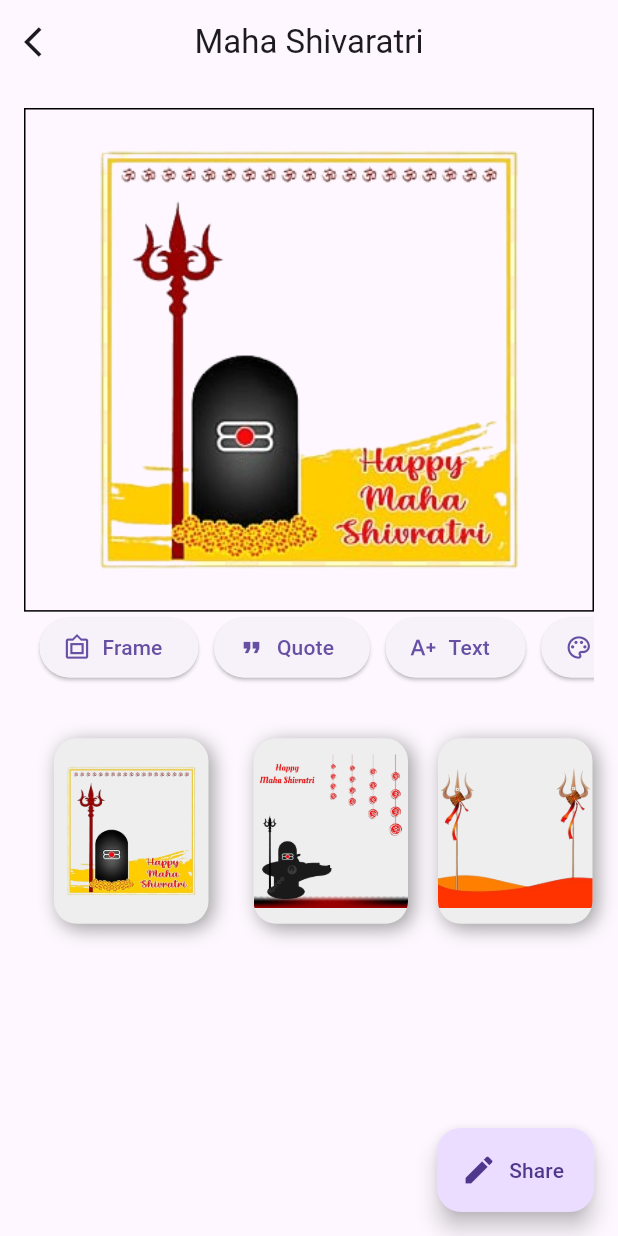
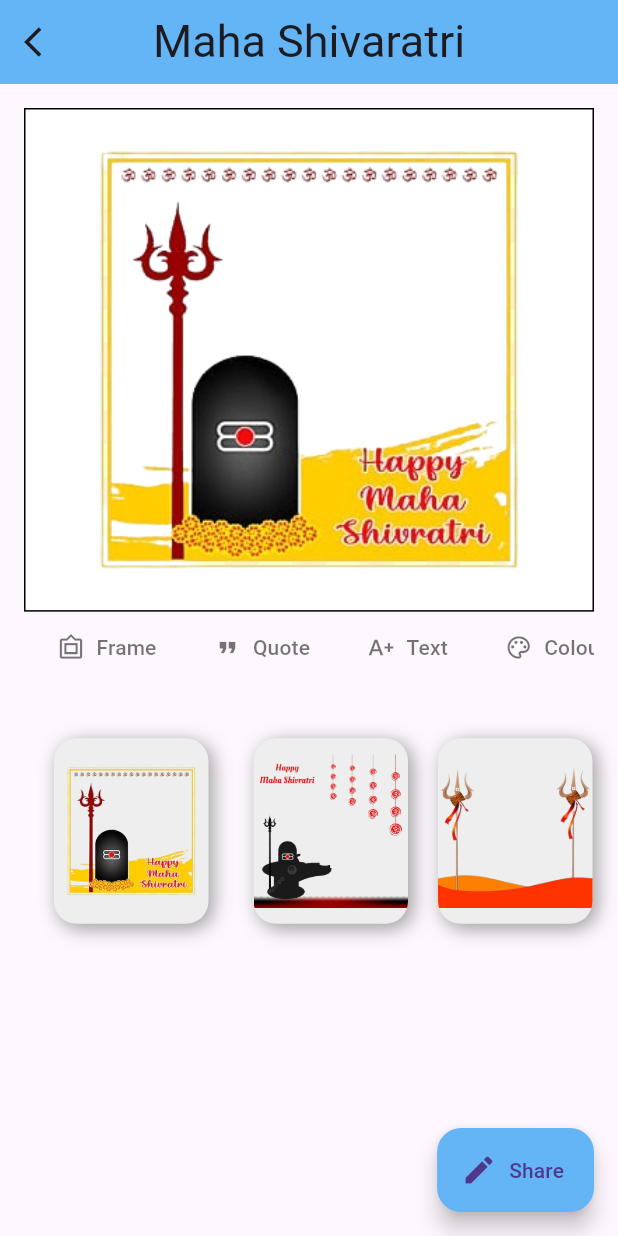
Before and after one commit to IamSmitChitroda/festival_post, a Flutter app: the screen it shows after launch, after a tap on "Maha Shivaratri", on a phone screen of 412 x 824 dp. Run offline on Flutter 3.47's test engine with Material 3 defaults, Android fonts, the light colour scheme and no system bars; our stand-ins replace carousel_slider, google_fonts, image_gallery_saver; missing offline and left inert: cyclop, share_extend; network calls fail; Roboto replaces fonts that are missing (Aladin).

Commit message:
05/04/2024

```diff
--- a/lib/headers.dart
+++ b/lib/headers.dart
@@ -16,3 +16,5 @@ export 'package:image_gallery_saver/image_gallery_saver.dart';
 export 'package:path_provider/path_provider.dart';
 export 'dart:io';
 export 'dart:math';
+export 'package:cyclop/cyclop.dart';
+export 'package:share_extend/share_extend.dart';
--- a/lib/pages/detail_page/detail_page.dart
+++ b/lib/pages/detail_page/detail_page.dart
@@ -1,9 +1,7 @@
 import 'dart:ui' as ui;
-
-import 'package:cyclop/cyclop.dart';
 import 'package:festival_post/headers.dart';
-import 'package:flex_color_picker/flex_color_picker.dart';
-import 'package:share_extend/share_extend.dart';
+import 'package:flutter/cupertino.dart';
+import 'package:google_fonts/google_fonts.dart';
 
 class DetailPage extends StatefulWidget {
   const DetailPage({super.key});
@@ -43,7 +41,6 @@ class _DetailPageState extends State<DetailPage> {
   @override
   void initState() {
     Globals.instance.reset();
-
     super.initState();
   }
 
@@ -55,28 +52,36 @@ class _DetailPageState extends State<DetailPage> {
     return EyeDrop(
       child: Scaffold(
         appBar: AppBar(
+          backgroundColor: Colors.blue.shade300,
           leading: IconButton(
             onPressed: () => Navigator.pop(context),
             icon: const Icon(Icons.arrow_back_ios),
           ),
           centerTitle: true,
-          title: Text(data.name),
+          title: Text(
+            data.name,
+            style: GoogleFonts.aladin(textStyle: const TextStyle(fontSize: 30)),
+          ),
         ),
         body: Padding(
           padding: const EdgeInsets.all(16),
           child: Column(
             children: [
+              // Image
               Expanded(
                 child: RepaintBoundary(
                   key: widgetKey,
                   child: Container(
                     width: size.width,
                     decoration: BoxDecoration(
+                      color: Colors.white,
                       border: Border.all(),
                       image: DecorationImage(
-                        image: AssetImage((selectedImage != null)
-                            ? selectedImage!
-                            : data.frame[0]),
+                        image: AssetImage(
+                          (selectedImage != null)
+                              ? selectedImage!
+                              : data.frame[0],
+                        ),
                       ),
                     ),
                     child: GestureDetector(
@@ -120,10 +125,12 @@ class _DetailPageState extends State<DetailPage> {
                         child: Center(
                           child: Text(
                             quote,
-                            textAlign: TextAlign.center,
+                            textAlign: Globals.instance.quoteTextAlignment,
                             style: TextStyle(
                               fontSize: Globals.instance.size,
                               color: Globals.instance.quoteTextColor,
+                              letterSpacing:
+                                  Globals.instance.quotelettringSpacing,
                             ),
                           ),
                         ),
@@ -140,38 +147,64 @@ class _DetailPageState extends State<DetailPage> {
                     SizedBox(
                       width: size.width * 0.025,
                     ),
-                    ElevatedButton.icon(
+                    TextButton.icon(
                       onPressed: () =>
                           setState(() => Globals.instance.index = 0),
-                      label: const Text("Frame"),
-                      icon: const Icon(Icons.filter_frames_outlined),
+                      label: const Text(
+                        "Frame",
+                        style: TextStyle(color: Colors.black54),
+                      ),
+                      icon: const Icon(
+                        Icons.filter_frames_outlined,
+                        color: Colors.black54,
+                      ),
                     ),
                     SizedBox(
                       width: size.width * 0.025,
                     ),
-                    ElevatedButton.icon(
+                    TextButton.icon(
                       onPressed: () =>
                           setState(() => Globals.instance.index = 1),
-                      label: const Text("Quote"),
-                      icon: const Icon(Icons.format_quote),
+                      label: const Text(
+                        "Quote",
+                        style: TextStyle(color: Colors.black54),
+                      ),
+                      icon: const Icon(
+                        Icons.format_quote,
+                        color: Colors.black54,
+                      ),
                     ),
                     SizedBox(
                       width: size.width * 0.025,
                     ),
-                    ElevatedButton.icon(
+                    TextButton.icon(
                       onPressed: () =>
                           setState(() => Globals.instance.index = 2),
-                      label: const Text("Text"),
-                      icon: const Icon(Icons.text_increase),
+                      label: const Text(
+                        "Text",
+                        style: TextStyle(color: Colors.black54),
+                      ),
+                      icon: const Icon(
+                        Icons.text_increase,
+                        color: Colors.black54,
+                      ),
                     ),
                     SizedBox(
                       width: size.width * 0.025,
                     ),
-                    ElevatedButton.icon(
+                    TextButton.icon(
                       onPressed: () =>
                           setState(() => Globals.instance.index = 3),
-                      label: const Text("Colour"),
-                      icon: const Icon(Icons.color_lens_outlined),
+                      label: const Text(
+                        "Colour",
+                        style: TextStyle(
+                          color: Colors.black54,
+                        ),
+                      ),
+                      icon: const Icon(
+                        Icons.color_lens_outlined,
+                        color: Colors.black54,
+                      ),
                     ),
                     SizedBox(
                       width: size.width * 0.025,
@@ -256,17 +289,92 @@ class _DetailPageState extends State<DetailPage> {
                               )
                               .toList(),
                         ]),
-                    // TextSize
-                    Center(
-                      child: Slider(
-                        min: 10,
-                        max: 50,
-                        value: Globals.instance.size,
-                        onChanged: (val) {
-                          Globals.instance.size = val;
-                          setState(() {});
-                        },
-                      ),
+                    // TextProperty
+                    ListView(
+                      children: [
+                        // FontSize
+                        Row(
+                          mainAxisAlignment: MainAxisAlignment.spaceEvenly,
+                          children: [
+                            IconButton(
+                              onPressed: () {
+                                Globals.instance.size += 3;
+                                setState(() {});
+                              },
+                              icon: const Icon(CupertinoIcons.plus_app),
+                            ),
+                            const Text(
+                              "Font Size: ",
+                              style: TextStyle(
+                                fontSize: 20,
+                              ),
+                            ),
+                            IconButton(
+                              onPressed: () {
+                                Globals.instance.size -= 3;
+                                setState(() {});
+                              },
+                              icon: const Icon(CupertinoIcons.minus_rectangle),
+                            ),
+                          ],
+                        ),
+                        // FontAlignment
+                        Row(
+                          mainAxisAlignment: MainAxisAlignment.spaceEvenly,
+                          children: [
+                            IconButton(
+                              onPressed: () {
+                                Globals.instance.quoteTextAlignment =
+                                    TextAlign.left;
+                                setState(() {});
+                              },
+                              icon: const Icon(Icons.format_align_left),
+                            ),
+                            IconButton(
+                              onPressed: () {
+                                Globals.instance.quoteTextAlignment =
+                                    TextAlign.center;
+                                setState(() {});
+                              },
+                              icon: const Icon(Icons.format_align_center),
+                            ),
+                            IconButton(
+                              onPressed: () {
+                                Globals.instance.quoteTextAlignment =
+                                    TextAlign.right;
+                                setState(() {});
+                              },
+                              icon: const Icon(Icons.format_align_right),
+                            ),
+                          ],
+                        ),
+                        // FontLetterSpacing
+                        Row(
+                          mainAxisAlignment: MainAxisAlignment.spaceEvenly,
+                          children: [
+                            IconButton(
+                              onPressed: () {
+                                Globals.instance.quotelettringSpacing += 1;
+                                setState(() {});
+                              },
+                              icon: const Icon(CupertinoIcons.plus_app),
+                            ),
+                            const Text(
+                              "Letter Spacing",
+                              style: TextStyle(
+                                fontSize: 20,
+                              ),
+                            ),
+                            IconButton(
+                              onPressed: () {
+                                Globals.instance.quotelettringSpacing -= 1;
+                                setState(() {});
+                              },
+                              icon: const Icon(CupertinoIcons.minus_rectangle),
+                            ),
+                          ],
+                        ),
+                      ],
                     ),
                     // Colour_Picker
                     Column(
@@ -328,6 +436,7 @@ class _DetailPageState extends State<DetailPage> {
           ),
         ),
         floatingActionButton: FloatingActionButton.extended(
+          backgroundColor: Colors.blue.shade300,
           onPressed: () {
             showDialog(
               context: context,
--- a/lib/pages/home_page/home_page.dart
+++ b/lib/pages/home_page/home_page.dart
@@ -1,4 +1,5 @@
 import 'package:festival_post/headers.dart';
+import 'package:google_fonts/google_fonts.dart';
 
 class HomePage extends StatefulWidget {
   const HomePage({super.key});
@@ -12,16 +13,20 @@ class _HomePageState extends State<HomePage> {
   Widget build(BuildContext context) {
     return Scaffold(
       appBar: AppBar(
+        backgroundColor: Colors.blue.shade300,
         centerTitle: true,
-        title: const Text("Festivals"),
+        title: Text(
+          "Festivals",
+          style: GoogleFonts.aladin(textStyle: TextStyle(fontSize: 40)),
         ),
-      // ==============================================================
+      ),
       body: Column(
         children: [
           // SearchBar
           const Padding(
             padding: EdgeInsets.all(16),
             child: SearchBar(
+              hintText: "Search here",
               leading: Icon(Icons.search),
             ),
           ),
@@ -80,28 +85,30 @@ class _HomePageState extends State<HomePage> {
             child: Padding(
               padding: const EdgeInsets.all(16),
               child: ListView(
-                children: [
-                  ...festivalData.festivals
+                physics: const BouncingScrollPhysics(),
+                children: festivalData.festivals
                     .map(
                       (e) => Card(
                         color: Colors
-                              .primaries[festivalData.festivals.indexOf(e)]
+                            .primaries[(festivalData.festivals.indexOf(e)) +
+                                ((festivalData.festivals.indexOf(e)))]
                             .shade100,
-                          shadowColor: Colors
-                              .primaries[festivalData.festivals.indexOf(e)],
                         child: ListTile(
-                              trailing:
-                                  const Icon(Icons.arrow_forward_ios_sharp),
+                            trailing: const Icon(Icons.arrow_forward_ios_sharp),
                             onTap: () => Navigator.pushNamed(
                                   context,
                                   AppRoutes.instance.detailPage,
                                   arguments: e,
                                 ),
-                              title: Text(e.name)),
+                            title: Text(
+                              e.name,
+                              style: const TextStyle(
+                                fontSize: 18.3,
+                              ),
+                            )),
                       ),
                     )
-                      .toList()
-                ],
+                    .toList(),
               ),
             ),
           ),
--- a/lib/utills/globals/globals.dart
+++ b/lib/utills/globals/globals.dart
@@ -9,6 +9,8 @@ class Globals {
   double angle = 0;
   double size = 14;
   Color quoteTextColor = Colors.black;
+  TextAlign quoteTextAlignment = TextAlign.center;
+  double quotelettringSpacing = 1;
 
   List<Color> allColors = [
     Colors.transparent,
@@ -23,5 +25,6 @@ class Globals {
     angle = 0;
     size = 14;
     quoteTextColor = Colors.black;
+    quotelettringSpacing = 1;
   }
 }
--- a/pubspec.yaml
+++ b/pubspec.yaml
@@ -43,6 +43,7 @@ dependencies:
   share_extend: ^2.0.0
   flex_color_picker: ^3.4.1
   cyclop: ^0.7.0
+  google_fonts: ^5.1.0
 
 dev_dependencies:
   flutter_test:
```
Also changed, not shown: lib/main.dart (line endings or trailing spaces), pubspec.lock. Lines whose indentation alone changed are shown as unchanged.
